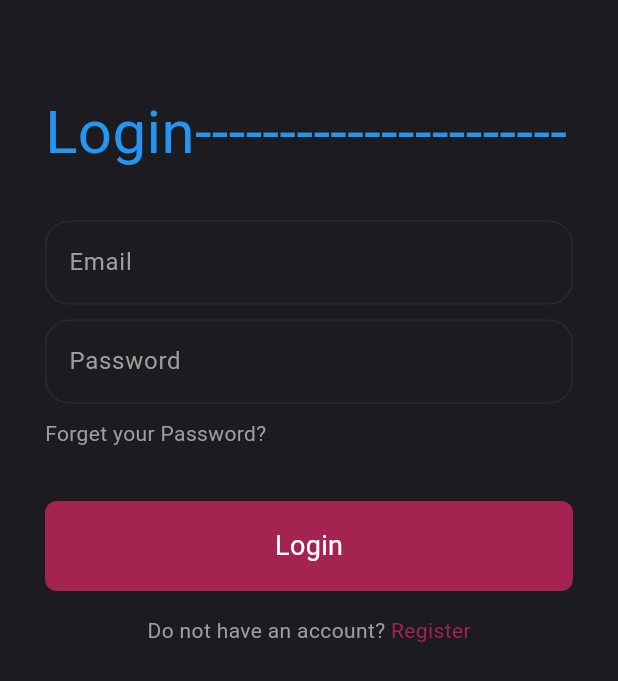
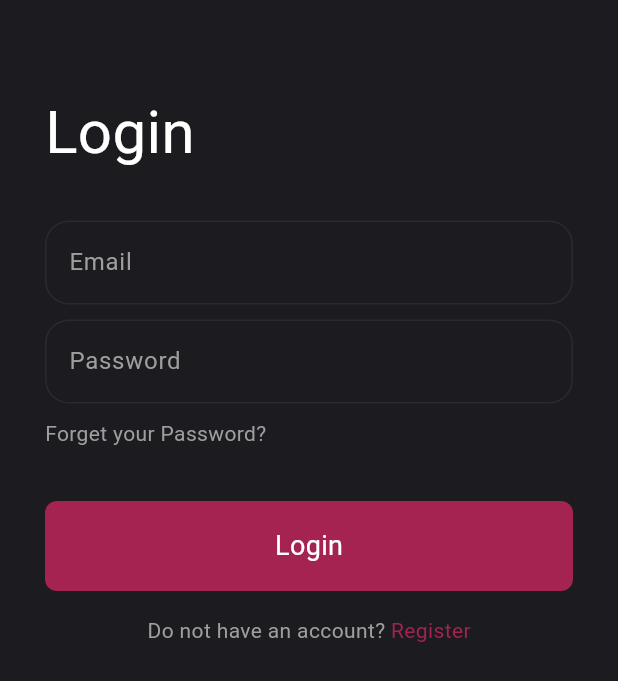
Before and after one commit to majdmari/fixit, a Flutter app: the screen it shows after launch, on a phone screen of 412 x 824 dp. Shown: the top 681 px of the screen. Run offline on Flutter 3.47's test engine with Material 3 defaults, Android fonts, the phone set to English and light mode, and no system bars.

```diff
--- a/lib/screens/login_screen.dart
+++ b/lib/screens/login_screen.dart
@@ -24,9 +24,9 @@ class LoginScreen extends StatelessWidget {
                 Align(
                   alignment: Alignment.topLeft,
                   child: Text(
-                    'Login----------------------',
+                    'Login',
                     style: TextStyle(
-                      color: Colors.blue,
+                      color: KWhite,
                       fontSize: 40,
                     ),
                   ),
--- a/lib/screens/register_screen.dart
+++ b/lib/screens/register_screen.dart
@@ -13,7 +13,6 @@ class RegisterScreen extends StatefulWidget {
 }
 
 class _RegisterScreenState extends State<RegisterScreen> {
-  String _selectedValue = '';
   @override
   Widget build(BuildContext context) {
     return Scaffold(
@@ -65,6 +64,7 @@ class _RegisterScreenState extends State<RegisterScreen> {
                   hintText: "Gender in menu mode",
                   labelText: "Gender",
                   initialValue: "Male",
+                  dropdownMenuBackgroundColor: KSf2,
                   onChanged: (String? value) {
                     print(value);
                   },
```
